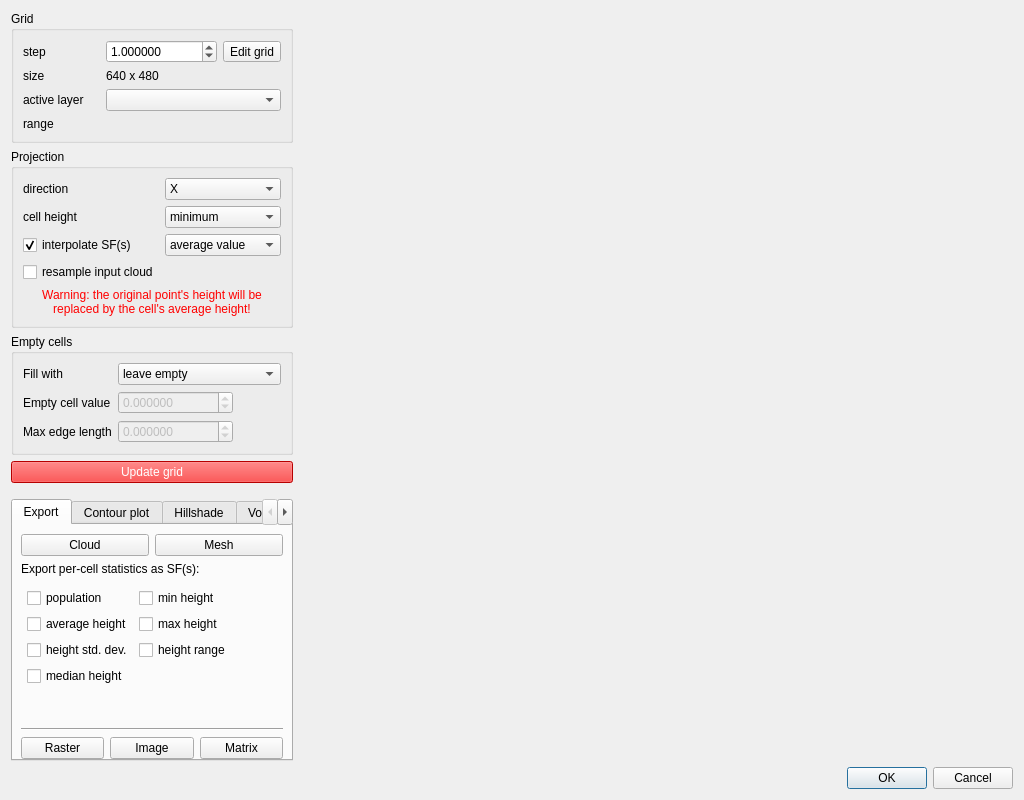
Before: the Qt Designer form qCC/ui_templates/rasterizeDlg.ui in CloudCompare/CloudCompare, drawn with Qt 5.
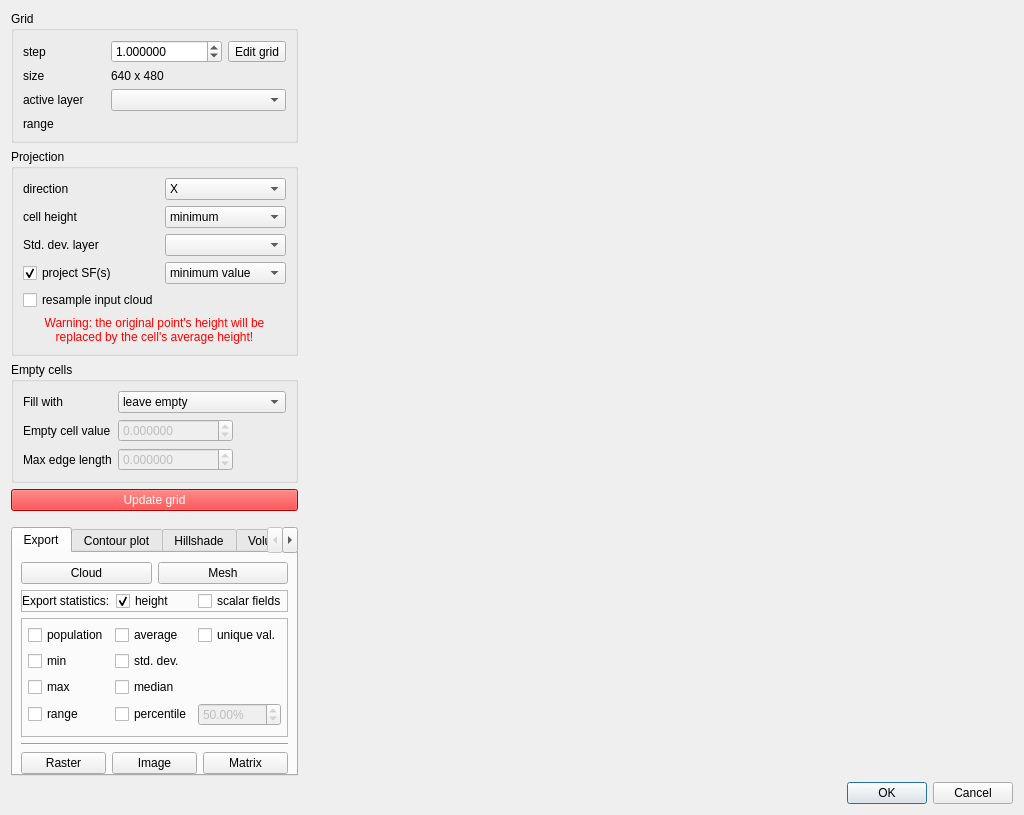
After: the same form once the commit is applied.

Commit message:
Rasterize: scalar field statistics (#1649)
* Rasterize: scalar field statistics

* Fix strange behaviors of the Rasterize tool

* Syntax fix: avoid confusin between interpolation and projection in the Rasterize tool code

* Update Rasterize dialog tool tips

* Add an .editorconfig file to the root of the repository

* TODO list updated

* More fixes of the Rasterize dialog/tool

Patch:
```diff
--- a/qCC/ui_templates/rasterizeDlg.ui
+++ b/qCC/ui_templates/rasterizeDlg.ui
@@ -139,43 +139,6 @@
            <string>Projection</string>
           </property>
           <layout class="QGridLayout" name="gridLayout_3">
-           <item row="2" column="1">
-            <widget class="QComboBox" name="scalarFieldProjection">
-             <property name="toolTip">
-              <string>SF interpolation method</string>
-             </property>
-             <property name="currentIndex">
-              <number>1</number>
-             </property>
-             <item>
-              <property name="text">
-               <string>minimum value</string>
-              </property>
-             </item>
-             <item>
-              <property name="text">
-               <string>average value</string>
-              </property>
-             </item>
-             <item>
-              <property name="text">
-               <string>maximum value</string>
-              </property>
-             </item>
-             <item>
-              <property name="text">
-               <string>median value</string>
-              </property>
-             </item>
-            </widget>
-           </item>
-           <item row="1" column="0">
-            <widget class="QLabel" name="label_8">
-             <property name="text">
-              <string>cell height</string>
-             </property>
-            </widget>
-           </item>
            <item row="0" column="0">
             <widget class="QLabel" name="label_9">
              <property name="text">
@@ -183,25 +146,6 @@
              </property>
             </widget>
            </item>
-           <item row="3" column="0">
-            <widget class="QCheckBox" name="resampleCloudCheckBox">
-             <property name="sizePolicy">
-              <sizepolicy hsizetype="Preferred" vsizetype="Fixed">
-               <horstretch>0</horstretch>
-               <verstretch>0</verstretch>
-              </sizepolicy>
-             </property>
-             <property name="toolTip">
-              <string>Use the nearest point of the input cloud in each cell instead of the cell center</string>
-             </property>
-             <property name="text">
-              <string>resample input cloud</string>
-             </property>
-             <property name="checked">
-              <bool>false</bool>
-             </property>
-            </widget>
-           </item>
            <item row="0" column="1">
             <widget class="QComboBox" name="dimensionComboBox">
              <property name="currentIndex">
@@ -224,60 +168,7 @@
              </item>
             </widget>
            </item>
-           <item row="1" column="1">
-            <widget class="QComboBox" name="heightProjectionComboBox">
-             <property name="toolTip">
-              <string>Per-cell height computation method:
- - minimum = lowest point in the cell
- - average = mean height of all points inside the cell
- - maximum = highest point in the cell</string>
- - medain = median height of all points inside the cell
-             </property>
-             <property name="currentIndex">
-              <number>0</number>
-             </property>
-             <item>
-              <property name="text">
-               <string>minimum</string>
-              </property>
-             </item>
-             <item>
-              <property name="text">
-               <string>average</string>
-              </property>
-             </item>
-             <item>
-              <property name="text">
-               <string>maximum</string>
-              </property>
-             </item>
-             <item>
-              <property name="text">
-               <string>median</string>
-              </property>
-             </item>
-            </widget>
-           </item>
-           <item row="2" column="0">
-            <widget class="QCheckBox" name="interpolateSFCheckBox">
-             <property name="sizePolicy">
-              <sizepolicy hsizetype="Preferred" vsizetype="Fixed">
-               <horstretch>0</horstretch>
-               <verstretch>0</verstretch>
-              </sizepolicy>
-             </property>
-             <property name="toolTip">
-              <string>interpolate SF(s)</string>
-             </property>
-             <property name="text">
-              <string>interpolate SF(s)</string>
-             </property>
-             <property name="checked">
-              <bool>true</bool>
-             </property>
-            </widget>
-           </item>
-           <item row="4" column="0" colspan="2">
+           <item row="8" column="0" colspan="2">
             <widget class="QLabel" name="warningResampleWithAverageLabel">
              <property name="enabled">
               <bool>false</bool>
@@ -294,6 +185,142 @@
              </property>
             </widget>
            </item>
+           <item row="6" column="1">
+            <widget class="QComboBox" name="scalarFieldProjection">
+             <property name="toolTip">
+              <string>SF projection method</string>
+             </property>
+             <property name="currentIndex">
+              <number>0</number>
+             </property>
+             <item>
+              <property name="text">
+               <string>minimum value</string>
+              </property>
+             </item>
+             <item>
+              <property name="text">
+               <string>average value</string>
+              </property>
+             </item>
+             <item>
+              <property name="text">
+               <string>maximum value</string>
+              </property>
+             </item>
+             <item>
+              <property name="text">
+               <string>median value</string>
+              </property>
+             </item>
+             <item>
+              <property name="text">
+               <string>inverse var</string>
+              </property>
+             </item>
+            </widget>
+           </item>
+           <item row="2" column="0">
+            <widget class="QLabel" name="label_21">
+             <property name="text">
+              <string>Std. dev. layer</string>
+             </property>
+            </widget>
+           </item>
+           <item row="6" column="0">
+            <widget class="QCheckBox" name="projectSFCheckBox">
+             <property name="sizePolicy">
+              <sizepolicy hsizetype="Preferred" vsizetype="Fixed">
+               <horstretch>0</horstretch>
+               <verstretch>0</verstretch>
+              </sizepolicy>
+             </property>
+             <property name="toolTip">
+              <string>Project SF(s)</string>
+             </property>
+             <property name="text">
+              <string>project SF(s)</string>
+             </property>
+             <property name="checked">
+              <bool>true</bool>
+             </property>
+            </widget>
+           </item>
+           <item row="2" column="1">
+            <widget class="QComboBox" name="stdDevLayerComboBox">
+             <property name="toolTip">
+              <string>Std. dev. scalar field used for inverse variance weighted average</string>
+             </property>
+            </widget>
+           </item>
+           <item row="1" column="0">
+            <widget class="QLabel" name="label_8">
+             <property name="text">
+              <string>cell height</string>
+             </property>
+            </widget>
+           </item>
+           <item row="1" column="1">
+            <widget class="QComboBox" name="heightProjectionComboBox">
+             <property name="toolTip">
+              <string>&lt;html&gt;&lt;head/&gt;&lt;body&gt;Per-cell height computation method:&lt;ul&gt;
+&lt;li&gt;minimum = lowest point in the cell&lt;/li&gt;
+&lt;li&gt;average = mean height of all points inside the cell&lt;/li&gt;
+&lt;li&gt;maximum = highest point in the cell&lt;/li&gt;
+&lt;li&gt;median = median height of all points inside the cell&lt;/li&gt;
+&lt;li&gt;inverse var = inverse variance weighted average. Calculate variance from std. dev. SF.&lt;/li&gt;
+&lt;/ul&gt;
+&lt;/body&gt;&lt;/html&gt;</string>
+             </property>
+             <property name="currentIndex">
+              <number>0</number>
+             </property>
+             <item>
+              <property name="text">
+               <string>minimum</string>
+              </property>
+             </item>
+             <item>
+              <property name="text">
+               <string>average</string>
+              </property>
+             </item>
+             <item>
+              <property name="text">
+               <string>maximum</string>
+              </property>
+             </item>
+             <item>
+              <property name="text">
+               <string>median</string>
+              </property>
+             </item>
+             <item>
+              <property name="text">
+               <string>inverse var</string>
+              </property>
+             </item>
+            </widget>
+           </item>
+           <item row="7" column="0">
+            <widget class="QCheckBox" name="resampleCloudCheckBox">
+             <property name="sizePolicy">
+              <sizepolicy hsizetype="Preferred" vsizetype="Fixed">
+               <horstretch>0</horstretch>
+               <verstretch>0</verstretch>
+              </sizepolicy>
+             </property>
+             <property name="toolTip">
+              <string>Use the nearest point of the input cloud in each cell instead of the cell center</string>
+             </property>
+             <property name="text">
+              <string>resample input cloud</string>
+             </property>
+             <property name="checked">
+              <bool>false</bool>
+             </property>
+            </widget>
+           </item>
           </layout>
          </widget>
         </item>
@@ -503,10 +530,61 @@
              </layout>
             </item>
             <item>
-             <widget class="QLabel" name="label_12">
-              <property name="text">
-               <string>Export per-cell statistics as SF(s):</string>
+             <widget class="QFrame" name="exportStatsFrame">
+              <property name="frameShape">
+               <enum>QFrame::StyledPanel</enum>
               </property>
+              <property name="frameShadow">
+               <enum>QFrame::Raised</enum>
+              </property>
+              <layout class="QHBoxLayout" name="horizontalLayout_2">
+               <property name="leftMargin">
+                <number>0</number>
+               </property>
+               <property name="topMargin">
+                <number>0</number>
+               </property>
+               <property name="rightMargin">
+                <number>0</number>
+               </property>
+               <property name="bottomMargin">
+                <number>0</number>
+               </property>
+               <item>
+                <widget class="QLabel" name="label_22">
+                 <property name="text">
+                  <string>Export statistics:</string>
+                 </property>
+                </widget>
+               </item>
+               <item>
+                <widget class="QCheckBox" name="exportHeightStatsCheckBox">
+                 <property name="toolTip">
+                  <string>When exporting to a cloud or a mesh,
+adds one scalar field for each metric checked below,
+applied to the height values</string>
+                 </property>
+                 <property name="text">
+                  <string>height</string>
+                 </property>
+                 <property name="checked">
+                  <bool>true</bool>
+                 </property>
+                </widget>
+               </item>
+               <item>
+                <widget class="QCheckBox" name="exportSFStatsCheckBox">
+                 <property name="toolTip">
+                  <string>When exporting to a cloud or a mesh,
+adds one scalar field for each metric checked below,
+applied to all existing scalar fields</string>
+                 </property>
+                 <property name="text">
+                  <string>scalar fields</string>
+                 </property>
+                </widget>
+               </item>
+              </layout>
              </widget>
             </item>
             <item>
@@ -518,15 +596,12 @@
                </sizepolicy>
               </property>
               <property name="frameShape">
-               <enum>QFrame::NoFrame</enum>
+               <enum>QFrame::StyledPanel</enum>
               </property>
               <property name="frameShadow">
                <enum>QFrame::Plain</enum>
               </property>
-              <layout class="QFormLayout" name="formLayout_4">
-               <property name="labelAlignment">
-                <set>Qt::AlignLeading|Qt::AlignLeft|Qt::AlignVCenter</set>
-               </property>
+              <layout class="QGridLayout" name="gridLayout_2">
                <property name="leftMargin">
                 <number>6</number>
                </property>
@@ -539,8 +614,56 @@
                <property name="bottomMargin">
                 <number>6</number>
                </property>
+               <property name="verticalSpacing">
+                <number>6</number>
+               </property>
+               <item row="3" column="1">
+                <widget class="QCheckBox" name="generateStatisticsPercentileCheckBox">
+                 <property name="toolTip">
+                  <string>Percentile (customizable) of values in each cell</string>
+                 </property>
+                 <property name="text">
+                  <string>percentile</string>
+                 </property>
+                </widget>
+               </item>
+               <item row="3" column="2">
+                <widget class="QDoubleSpinBox" name="generateStatisticsPercentileDoubleSpinBox">
+                 <property name="enabled">
+                  <bool>false</bool>
+                 </property>
+                 <property name="toolTip">
+                  <string>Percentile value 0-99.99</string>
+                 </property>
+                 <property name="suffix">
+                  <string>%</string>
+                 </property>
+                 <property name="decimals">
+                  <number>2</number>
+                 </property>
+                 <property name="minimum">
+                  <double>0.000000000000000</double>
+                 </property>
+                 <property name="maximum">
+                  <double>99.989999999999995</double>
+                 </property>
+                 <property name="value">
+                  <double>50.000000000000000</double>
+                 </property>
+                </widget>
+               </item>
+               <item row="2" column="1">
+                <widget class="QCheckBox" name="generateStatisticsMedianCheckBox">
+                 <property name="toolTip">
+                  <string>Median of values in each cell (= p50 percentile)</string>
+                 </property>
+                 <property name="text">
+                  <string>median</string>
+                 </property>
+                </widget>
+               </item>
                <item row="0" column="0">
-                <widget class="QCheckBox" name="generateCountSFcheckBox">
+                <widget class="QCheckBox" name="generateStatisticsPopulationCheckBox">
                  <property name="toolTip">
                   <string>Adds a scalar field with the grid density (= number of points inside each cell)</string>
                  </property>
@@ -550,81 +673,68 @@
                 </widget>
                </item>
                <item row="0" column="1">
-                <widget class="QCheckBox" name="generateMinHeightSFcheckBox">
+                <widget class="QCheckBox" name="generateStatisticsAverageCheckBox">
                  <property name="toolTip">
                   <string>Adds a scalar field with the min. height of the points inside the cell</string>
                  </property>
                  <property name="text">
-                  <string>min height</string>
-                 </property>
-                </widget>
-               </item>
-               <item row="1" column="0">
-                <widget class="QCheckBox" name="generateAvgHeightSFcheckBox">
-                 <property name="toolTip">
-                  <string>Adds a scalar field with the average height of the points inside the cell</string>
-                 </property>
-                 <property name="text">
-                  <string>average height</string>
+                  <string>average</string>
                  </property>
                 </widget>
                </item>
                <item row="1" column="1">
-                <widget class="QCheckBox" name="generateMaxHeightSFcheckBox">
+                <widget class="QCheckBox" name="generateStatisticsStdDevCheckBox">
                  <property name="toolTip">
                   <string>Adds a scalar field with the max. height of the points inside the cell</string>
                  </property>
                  <property name="text">
-                  <string>max height</string>
-                 </property>
-                </widget>
-               </item>
-               <item row="2" column="0">
-                <widget class="QCheckBox" name="generateStdDevHeightSFcheckBox">
-                 <property name="toolTip">
-                  <string>Adds a scalar field with the standard deviation of the heights of the points inside the cell</string>
-                 </property>
-                 <property name="text">
-                  <string>height std. dev.</string>
-                 </property>
-                </widget>
-               </item>
-               <item row="2" column="1">
-                <widget class="QCheckBox" name="generateHeightRangeSFcheckBox">
-                 <property name="toolTip">
-                  <string>Adds a scalar field with the standard deviation of the heights of the points inside the cell</string>
-                 </property>
-                 <property name="text">
-                  <string>height range</string>
+                  <string>std. dev.</string>
                  </property>
                 </widget>
                </item>
                <item row="3" column="0">
-                <widget class="QCheckBox" name="generateMedianHeightSFcheckBox">
+                <widget class="QCheckBox" name="generateStatisticsRangeCheckBox">
                  <property name="toolTip">
                   <string>Adds a scalar field with the median height of the points inside the cell</string>
                  </property>
                  <property name="text">
-                  <string>median height</string>
+                  <string>range</string>
+                 </property>
+                </widget>
+               </item>
+               <item row="2" column="0">
+                <widget class="QCheckBox" name="generateStatisticsMaxCheckBox">
+                 <property name="toolTip">
+                  <string>Maximum value in each cell</string>
+                 </property>
+                 <property name="text">
+                  <string>max</string>
+                 </property>
+                </widget>
+               </item>
+               <item row="1" column="0">
+                <widget class="QCheckBox" name="generateStatisticsMinCheckBox">
+                 <property name="toolTip">
+                  <string>Minimum value in each cell</string>
+                 </property>
+                 <property name="text">
+                  <string>min</string>
+                 </property>
+                </widget>
+               </item>
+               <item row="0" column="2">
+                <widget class="QCheckBox" name="generateStatisticsUniqueCheckBox">
+                 <property name="toolTip">
+                  <string>Number of unique values in each cell</string>
+                 </property>
+                 <property name="text">
+                  <string>unique val.</string>
                  </property>
                 </widget>
                </item>
               </layout>
              </widget>
             </item>
-            <item>
-             <spacer name="verticalSpacer">
-              <property name="orientation">
-               <enum>Qt::Vertical</enum>
-              </property>
-              <property name="sizeHint" stdset="0">
-               <size>
-                <width>20</width>
-                <height>40</height>
-               </size>
-              </property>
-             </spacer>
-            </item>
             <item>
              <widget class="Line" name="line">
               <property name="orientation">
```
Left out of the diff: 103 changed lines with no effect on the pictures. The commit also changes 12 other files.
